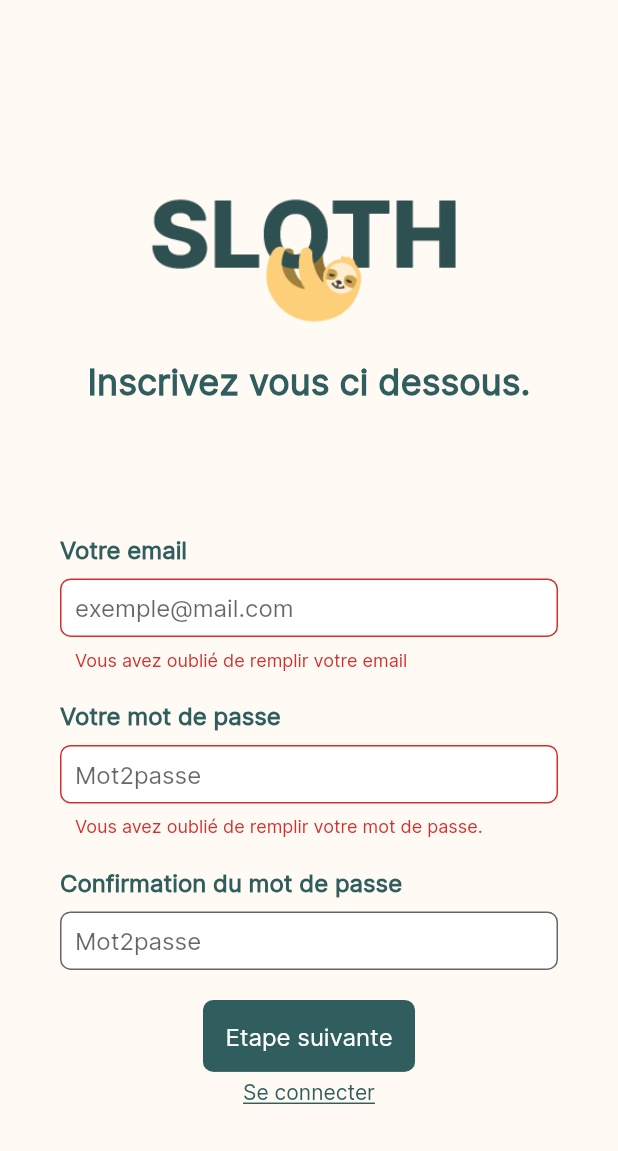
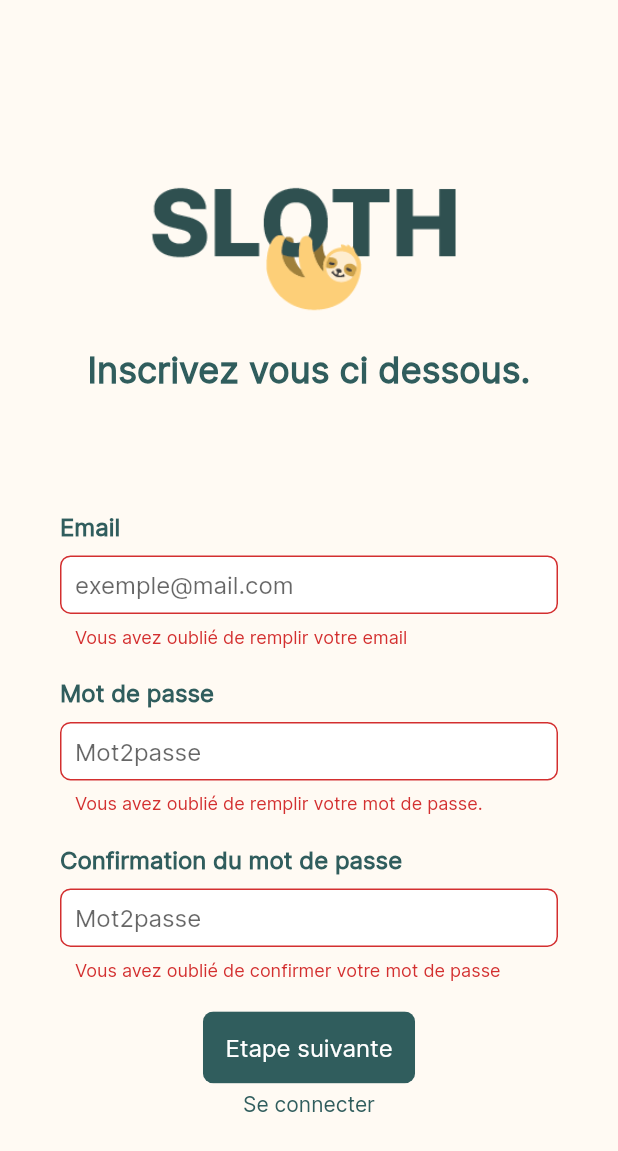
Before and after one commit to justin20100/sloth, a Flutter app: the RegisterForm screen opened by its route, after a tap on "Etape suivante", on a phone screen of 412 x 824 dp. Shown: the top 1151 px of the screen. Run offline on Flutter 3.47's test engine with Material 2 defaults, Android fonts, the phone set to English and light mode, and no system bars; our stand-ins replace cloud_firestore, email_validator, firebase_auth, firebase_core, introduction_screen; missing offline and left inert: dart:ffi; accounts and stored records are empty; generated files the repository leaves out were written again.

```diff
--- a/lib/partials/forms/firstname_input.dart
+++ b/lib/partials/forms/firstname_input.dart
@@ -9,7 +9,7 @@ class FirstNameInput extends StatelessWidget {
   @override
   Widget build(BuildContext context) {
     return TextInput(
-      hintText: 'unique.name',
+      hintText: 'Julien',
       keyboardType: TextInputType.text,
       validator: (value) {
         if (value == null || value.isEmpty) {
--- a/lib/partials/forms/lastname_input.dart
+++ b/lib/partials/forms/lastname_input.dart
@@ -10,7 +10,7 @@ class LastNameInput extends StatelessWidget {
   @override
   Widget build(BuildContext context) {
     return TextInput(
-      hintText: 'unique.name',
+      hintText: 'Dubois',
       keyboardType: TextInputType.text,
       validator: (value) {
         if (value == null || value.isEmpty) {
--- a/lib/partials/forms/phone_input.dart
+++ b/lib/partials/forms/phone_input.dart
@@ -12,7 +12,9 @@ class PhoneInput extends StatelessWidget {
     return TextInput(
       hintText: '0000000000',
       keyboardType: TextInputType.phone,
-      validator: (value) {return "";},
+      validator: (value) {
+        return null;
+      },
       onChanged: onChanged,
     );
   }
--- a/lib/partials/forms/validatedPassword_input.dart
+++ b/lib/partials/forms/validatedPassword_input.dart
@@ -16,8 +16,9 @@ class ValidatedPasswordInput extends StatelessWidget {
         hintText: "Mot2passe",
         keyboardType: TextInputType.visiblePassword,
         validator: (value) {
-          print(value);
-          print(password);
+          if(value == null || value.isEmpty){
+            return 'Vous avez oublié de confirmer votre mot de passe';
+          }
           if (value != password) {
             return 'Recopier correctement votre mot de passe';
           }
--- a/lib/styles/constants.dart
+++ b/lib/styles/constants.dart
@@ -59,7 +59,7 @@ const kSmallLinkGreenText = TextStyle(
   fontFamily: 'Inter',
   fontSize: 14.0,
   color: kColorGreen,
-  decoration: TextDecoration.underline,
+  decoration: TextDecoration.none,
 );
 
 
--- a/lib/views/auth/login_form.dart
+++ b/lib/views/auth/login_form.dart
@@ -48,7 +48,7 @@ class LoginForm extends StatelessWidget {
                       children: [
                         // Email
                         const Text(
-                          "Votre email",
+                          "Email",
                           style: kLabelGreenText,
                         ),
                         const SizedBox(
@@ -65,7 +65,7 @@ class LoginForm extends StatelessWidget {
 
                         // Mot de passe
                         const Text(
-                          "Votre mot de passe",
+                          "Mot de passe",
                           style: kLabelGreenText,
                         ),
                         const SizedBox(
--- a/lib/views/auth/register_form.dart
+++ b/lib/views/auth/register_form.dart
@@ -50,7 +50,7 @@ class _RegisterFormState extends State<RegisterForm> {
                       mainAxisAlignment: MainAxisAlignment.center,
                       children: [
                         // Email
-                        const Text("Votre email", style: kLabelGreenText,),
+                        const Text("Email", style: kLabelGreenText,),
                         const SizedBox(
                           height: kSmallHorizontalSpacer,
                         ),
@@ -64,7 +64,7 @@ class _RegisterFormState extends State<RegisterForm> {
                         ),
 
                         // Mot de passe
-                        const Text("Votre mot de passe", style: kLabelGreenText,),
+                        const Text("Mot de passe", style: kLabelGreenText,),
                         const SizedBox(
                           height: kSmallHorizontalSpacer,
                         ),
```
Also changed, not shown: lib/controllers/loginController.dart (added, +18 -0 lines), lib/models/loginModel.dart (added, +13 -0 lines), lib/partials/forms/status_input.dart (added, +40 -0 lines), lib/validator/validator.dart (added, +16 -0 lines), lib/views/auth/registerMore_form.dart (+24 -11 lines), lib/views/home.dart (+15 -2 lines).
